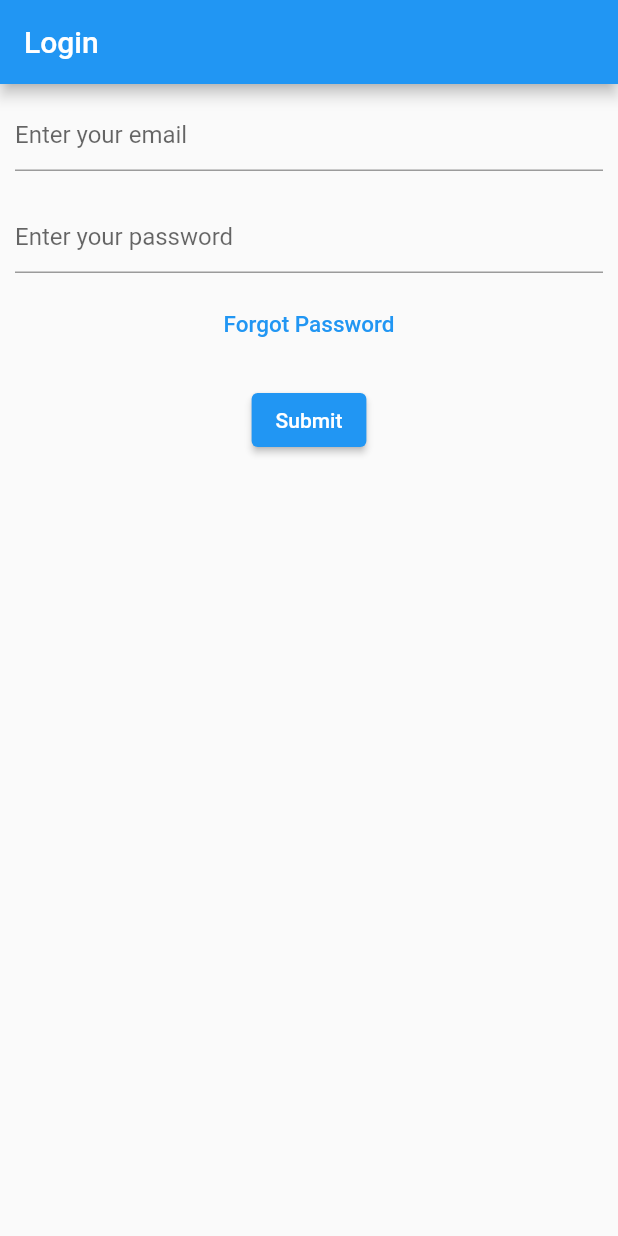
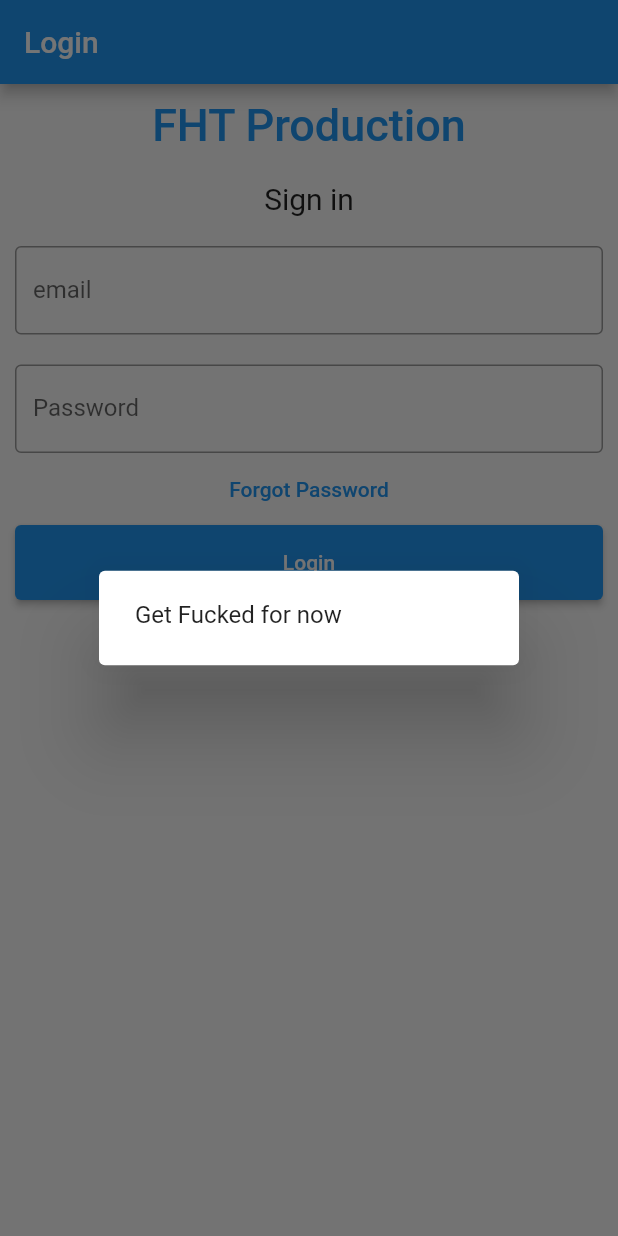
Before and after one commit to Thomas141100/nlpf, a Flutter app: the screen it shows after launch, after a tap on "Forgot Password", on a phone screen of 412 x 824 dp. Run offline on Flutter 3.47's test engine with Material 2 defaults, Android fonts, the phone set to English and light mode, and no system bars.

Commit message:
[ADD][LOGIN] Working Login page & start of Main page

```diff
--- a/frontend/fht_linkedin/lib/login.dart
+++ b/frontend/fht_linkedin/lib/login.dart
@@ -1,14 +1,17 @@
 import 'package:flutter/material.dart';
+import 'package:fht_linkedin/homepage.dart';
 
 class LoginPage extends StatefulWidget {
-  const LoginPage({super.key});
+  const LoginPage({super.key, required this.title});
+
+  final String title;
 
   @override
   State<LoginPage> createState() => _LoginPage();
 }
 
 class _LoginPage extends State<LoginPage> {
-  final GlobalKey<FormState> _formKey = GlobalKey<FormState>();
+  final _formKey = GlobalKey<FormState>();
   final emailController = TextEditingController();
   final passwordController = TextEditingController();
 
@@ -22,16 +25,36 @@ class _LoginPage extends State<LoginPage> {
 
   @override
   Widget build(BuildContext context) {
-    return Form(
+    return Scaffold(
+      appBar: AppBar(title: Text(widget.title)),
+      body: Form(
         key: _formKey,
-      child: Column(
-        children: [
-          Padding(
+        child: ListView(
+          children: <Widget>[
+            Container(
+                alignment: Alignment.center,
+                padding: const EdgeInsets.all(10),
+                child: const Text(
+                  'FHT Production',
+                  style: TextStyle(
+                      color: Colors.blue,
+                      fontWeight: FontWeight.w500,
+                      fontSize: 30),
+                )),
+            Container(
+                alignment: Alignment.center,
+                padding: const EdgeInsets.all(10),
+                child: const Text(
+                  'Sign in',
+                  style: TextStyle(fontSize: 20),
+                )),
+            Container(
               padding: const EdgeInsets.all(10),
               child: TextFormField(
                 controller: emailController,
                 decoration: const InputDecoration(
-                hintText: 'Enter your email',
+                  border: OutlineInputBorder(),
+                  labelText: 'email',
                 ),
                 validator: (String? value) {
                   if (value == null || value.isEmpty) {
@@ -41,12 +64,14 @@ class _LoginPage extends State<LoginPage> {
                 },
               ),
             ),
-          Padding(
-            padding: const EdgeInsets.all(10),
+            Container(
+              padding: const EdgeInsets.fromLTRB(10, 10, 10, 0),
               child: TextFormField(
+                obscureText: true,
                 controller: passwordController,
                 decoration: const InputDecoration(
-                hintText: 'Enter your password',
+                  border: OutlineInputBorder(),
+                  labelText: 'Password',
                 ),
                 validator: (String? value) {
                   if (value == null || value.isEmpty) {
@@ -58,36 +83,55 @@ class _LoginPage extends State<LoginPage> {
             ),
             TextButton(
               onPressed: () {
-              //TODO FORGOT PASSWORD SCREEN GOES HERE
+                showDialog(
+                    context: context,
+                    builder: (context) {
+                      return const AlertDialog(
+                        // Retrieve the text the that user has entered by using the
+                        // TextEditingController.
+                        content: Text("Get Fucked for now"),
+                      );
+                    });
               },
               child: const Text(
                 'Forgot Password',
-              style: TextStyle(color: Colors.blue, fontSize: 15),
               ),
             ),
-          Padding(
-            padding: const EdgeInsets.symmetric(vertical: 16.0),
+            Container(
+                height: 50,
+                padding: const EdgeInsets.fromLTRB(10, 0, 10, 0),
                 child: ElevatedButton(
+                  child: const Text('Login'),
                   onPressed: () {
-                // Validate will return true if the form is valid, or false if
-                // the form is invalid.
                     if (_formKey.currentState!.validate()) {
-                  showDialog(
-                    context: context,
-                    builder: (context) {
-                      return AlertDialog(
-                        // Retrieve the text the that user has entered by using the
-                        // TextEditingController.
-                        content: Text(emailController.text),
-                      );
-                    },
+                      Navigator.pushReplacement<void, void>(
+                        context,
+                        MaterialPageRoute<void>(
+                          builder: (BuildContext context) => const HomePage(
+                            title: "Post Feed",
+                          ),
+                        ),
                       );
                     }
                   },
-              child: const Text('Submit'),
+                )),
+            Row(
+              mainAxisAlignment: MainAxisAlignment.center,
+              children: <Widget>[
+                const Text('Does not have account?'),
+                TextButton(
+                  child: const Text(
+                    'Sign in',
+                    style: TextStyle(fontSize: 20),
                   ),
+                  onPressed: () {
+                    //signup screen
+                  },
+                )
+              ],
             ),
           ],
+        ),
       ),
     );
   }
--- a/frontend/fht_linkedin/lib/main.dart
+++ b/frontend/fht_linkedin/lib/main.dart
@@ -1,3 +1,4 @@
+import 'package:fht_linkedin/HomePage.dart';
 import 'package:flutter/material.dart';
 import 'package:fht_linkedin/login.dart';
 
@@ -16,95 +17,9 @@ class MyApp extends StatelessWidget {
       theme: ThemeData(
         primarySwatch: Colors.blue,
       ),
-      home: Scaffold(
-        appBar: AppBar(title: const Text("Login")),
-        body: const LoginPage(),
+      home: const LoginPage(
+        title: "Login",
       ),
     );
   }
 }
-
-class MyHomePage extends StatefulWidget {
-  const MyHomePage({super.key, required this.title});
-
-  // This widget is the home page of your application. It is stateful, meaning
-  // that it has a State object (defined below) that contains fields that affect
-  // how it looks.
-
-  // This class is the configuration for the state. It holds the values (in this
-  // case the title) provided by the parent (in this case the App widget) and
-  // used by the build method of the State. Fields in a Widget subclass are
-  // always marked "final".
-
-  final String title;
-
-  @override
-  State<MyHomePage> createState() => _MyHomePageState();
-}
-
-class _MyHomePageState extends State<MyHomePage> {
-  int _counter = 0;
-
-  void _incrementCounter() {
-    setState(() {
-      // This call to setState tells the Flutter framework that something has
-      // changed in this State, which causes it to rerun the build method below
-      // so that the display can reflect the updated values. If we changed
-      // _counter without calling setState(), then the build method would not be
-      // called again, and so nothing would appear to happen.
-      _counter++;
-    });
-  }
-
-  @override
-  Widget build(BuildContext context) {
-    // This method is rerun every time setState is called, for instance as done
-    // by the _incrementCounter method above.
-    //
-    // The Flutter framework has been optimized to make rerunning build methods
-    // fast, so that you can just rebuild anything that needs updating rather
-    // than having to individually change instances of widgets.
-    return Scaffold(
-      appBar: AppBar(
-        // Here we take the value from the MyHomePage object that was created by
-        // the App.build method, and use it to set our appbar title.
-        title: Text(widget.title),
-      ),
-      body: Center(
-        // Center is a layout widget. It takes a single child and positions it
-        // in the middle of the parent.
-        child: Column(
-          // Column is also a layout widget. It takes a list of children and
-          // arranges them vertically. By default, it sizes itself to fit its
-          // children horizontally, and tries to be as tall as its parent.
-          //
-          // Invoke "debug painting" (press "p" in the console, choose the
-          // "Toggle Debug Paint" action from the Flutter Inspector in Android
-          // Studio, or the "Toggle Debug Paint" command in Visual Studio Code)
-          // to see the wireframe for each widget.
-          //
-          // Column has various properties to control how it sizes itself and
-          // how it positions its children. Here we use mainAxisAlignment to
-          // center the children vertically; the main axis here is the vertical
-          // axis because Columns are vertical (the cross axis would be
-          // horizontal).
-          mainAxisAlignment: MainAxisAlignment.center,
-          children: <Widget>[
-            const Text(
-              'You have pushed the button this many times:',
-            ),
-            Text(
-              '$_counter',
-              style: Theme.of(context).textTheme.headline4,
-            ),
-          ],
-        ),
-      ),
-      floatingActionButton: FloatingActionButton(
-        onPressed: _incrementCounter,
-        tooltip: 'Increment',
-        child: const Icon(Icons.add),
-      ), // This trailing comma makes auto-formatting nicer for build methods.
-    );
-  }
-}
```
Also changed, not shown: frontend/fht_linkedin/lib/homepage.dart (added, +110 -0 lines). Lines whose indentation alone changed are shown as unchanged.
